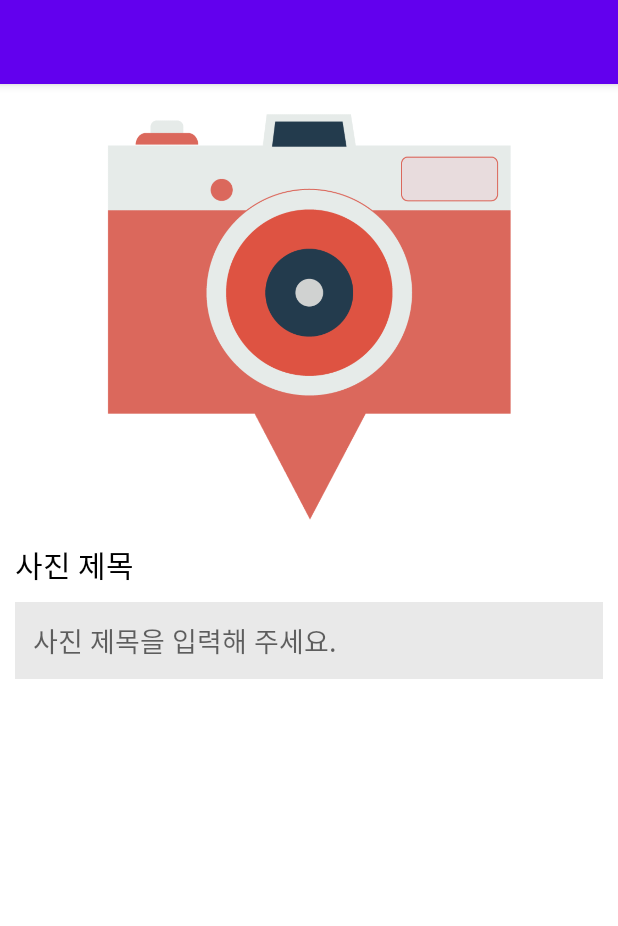
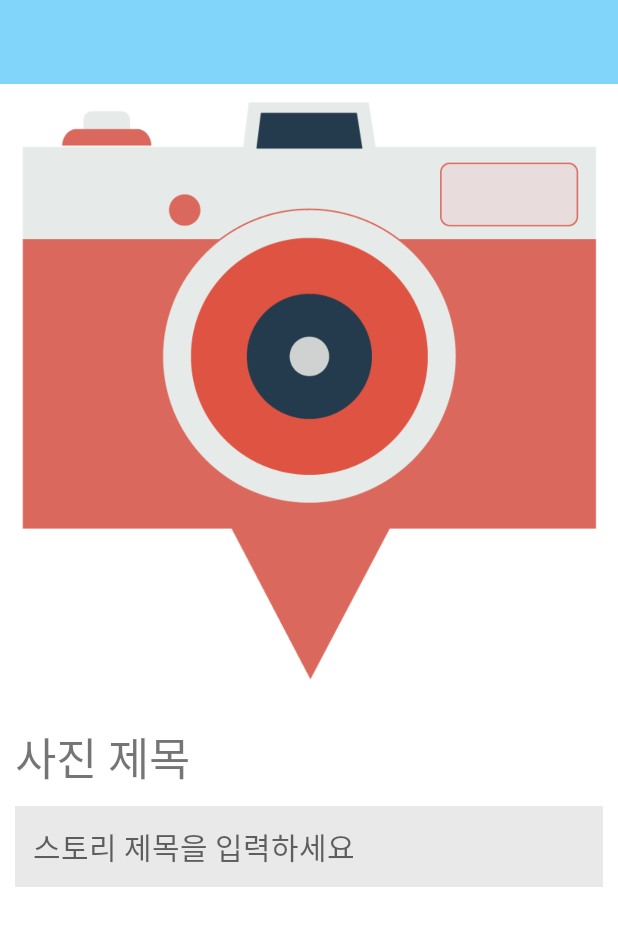
Before and after one commit to jihee-dev/HanselPhoto, an Android app: the layout activity_edit_image.xml on its own in the app's theme, with its tools: preview values and no code run, on a phone screen of 412 x 824 dp. Shown: the top 926 px of the screen. Run offline under Robolectric (Android 15) with nearby library versions, the phone set to English and light mode, and no system bars.

Commit message:
Fix: Update All Activity UI

```diff
--- a/app/src/main/java/com/android/study/hanselandphotograph/ui/MainActivity.kt
+++ b/app/src/main/java/com/android/study/hanselandphotograph/ui/MainActivity.kt
@@ -19,10 +19,7 @@ import com.android.study.hanselandphotograph.DBHelper.MyDBHelper
 import com.android.study.hanselandphotograph.R
 import com.android.study.hanselandphotograph.adapter.StoryAdapter
 import com.android.study.hanselandphotograph.databinding.ActivityMainBinding
-import com.android.study.hanselandphotograph.model.Location
-import com.android.study.hanselandphotograph.model.Picture
 import com.android.study.hanselandphotograph.model.Story
-import java.time.LocalDate
 import java.util.*
 
 class MainActivity : AppCompatActivity() {
@@ -61,7 +58,7 @@ class MainActivity : AppCompatActivity() {
     private fun initToolbar() {
         setSupportActionBar(binding.toolbar)
         supportActionBar?.setDisplayShowTitleEnabled(false)
-        binding.toolbar.title = "내 스토리"
+        binding.toolbar.title = "헨젤과 포토그래프"
 
         /*supportActionBar?.setDisplayHomeAsUpEnabled(true)
         supportActionBar?.setHomeAsUpIndicator(R.drawable.ic_baseline_arrow_back_ios_new_24)*/
--- a/app/src/main/java/com/android/study/hanselandphotograph/ui/RecordingStoryActivity.kt
+++ b/app/src/main/java/com/android/study/hanselandphotograph/ui/RecordingStoryActivity.kt
@@ -282,7 +282,6 @@ class RecordingStoryActivity : AppCompatActivity() {
                 newIntent.putExtra("picture_list", pictureList)
                 newIntent.putExtra("title", story_title)
 
-                Toast.makeText(this@RecordingStoryActivity, story_title, Toast.LENGTH_SHORT).show()
                 Log.i("Recording Intent Title: ", story_title)
                 startActivity(newIntent)
             }
--- a/app/src/main/java/com/android/study/hanselandphotograph/ui/ShowStoryActivity.kt
+++ b/app/src/main/java/com/android/study/hanselandphotograph/ui/ShowStoryActivity.kt
@@ -92,7 +92,6 @@ class ShowStoryActivity : AppCompatActivity(), OnMapReadyCallback,
             }
             map.addPolyline(polyLineOptions)
 
-            Log.i("ShowStoryActivity Image Marker: ", picture[0].toString())
             for (xy in picture) {
                 val markerOptions = MarkerOptions()
                 markerOptions.position(LatLng(xy.lat, xy.long))
@@ -108,7 +107,6 @@ class ShowStoryActivity : AppCompatActivity(), OnMapReadyCallback,
                     )
                 )
                 map.addMarker(markerOptions)
-                Log.i("ShowStoryActivity Image Marker: (for) ", xy.toString())
             }
 
             map.setOnMarkerClickListener {
--- a/app/src/main/res/layout/activity_edit_image.xml
+++ b/app/src/main/res/layout/activity_edit_image.xml
@@ -12,41 +12,33 @@
         android:layout_width="match_parent"
         android:layout_height="?attr/actionBarSize"
         android:background="?attr/colorPrimary"
-        android:elevation="4dp"
         android:theme="@style/ThemeOverlay.AppCompat.ActionBar"
         app:popupTheme="@style/ThemeOverlay.AppCompat.Light" />
-
-    <LinearLayout
-        android:layout_width="match_parent"
-        android:layout_height="0dp"
-        android:layout_weight="1"
-        android:orientation="vertical"
-        android:padding="10dp">
 
     <ImageView
         android:id="@+id/imageView"
         android:layout_width="match_parent"
-            android:layout_height="275dp"
-            android:layout_marginVertical="10dp"
+        android:layout_height="wrap_content"
         android:adjustViewBounds="true"
-            android:src="@drawable/camera_icon" />
+        android:src="@drawable/camera_icon"
+        android:padding="12dp"/>
 
     <TextView
         android:layout_width="match_parent"
         android:layout_height="wrap_content"
-            android:layout_marginBottom="10dp"
+        android:layout_margin="10dp"
         android:text="사진 제목"
-            android:textColor="@color/black"
-            android:textSize="20sp" />
+        android:textSize="30sp" />
 
     <EditText
         android:id="@+id/pic_title_edit"
         android:layout_width="match_parent"
         android:layout_height="wrap_content"
-            android:layout_marginBottom="10dp"
+        android:layout_marginHorizontal="10dp"
+        android:layout_marginBottom="12dp"
         android:background="@color/background_gray"
-            android:hint="사진 제목을 입력해 주세요."
-            android:padding="12dp" />
+        android:hint="스토리 제목을 입력하세요"
+        android:padding="12dp"
+        android:textSize="20sp" />
 
 </LinearLayout>
-</LinearLayout>
--- a/app/src/main/res/values/colors.xml
+++ b/app/src/main/res/values/colors.xml
@@ -8,4 +8,7 @@
     <color name="black">#FF000000</color>
     <color name="white">#FFFFFFFF</color>
     <color name="background_gray">#FFE9E9E9</color>
+    <color name="primary">#FF81d4fa</color>
+    <color name="primary_dark">#FF4ba3c7</color>
+    <color name="primary_light">#FFb6ffff</color>
 </resources>
--- a/app/src/main/res/values/themes.xml
+++ b/app/src/main/res/values/themes.xml
@@ -2,12 +2,12 @@
     <!-- Base application theme. -->
     <style name="Theme.HanselAndPhotograph" parent="Theme.MaterialComponents.DayNight.NoActionBar">
         <!-- Primary brand color. -->
-        <item name="colorPrimary">@color/purple_500</item>
-        <item name="colorPrimaryVariant">@color/purple_700</item>
+        <item name="colorPrimary">@color/primary</item>
+        <item name="colorPrimaryVariant">@color/primary_dark</item>
         <item name="colorOnPrimary">@color/white</item>
         <!-- Secondary brand color. -->
-        <item name="colorSecondary">@color/teal_200</item>
-        <item name="colorSecondaryVariant">@color/teal_700</item>
+        <item name="colorSecondary">@color/primary</item>
+        <item name="colorSecondaryVariant">@color/primary_dark</item>
         <item name="colorOnSecondary">@color/black</item>
         <!-- Status bar color. -->
         <item name="android:statusBarColor" tools:targetApi="l">?attr/colorPrimaryVariant</item>
```
Also changed, not shown: app/src/main/java/com/android/study/hanselandphotograph/ui/CommentStoryActivity.kt (+10 -0 lines), app/src/main/res/drawable/ic_baseline_photo_camera_24.xml (added, +13 -0 lines), app/src/main/res/drawable/stroke_round.xml (added, +9 -0 lines), app/src/main/res/layout/activity_add_story.xml (+6 -5 lines), app/src/main/res/layout/activity_comment_story.xml (+6 -1 lines), app/src/main/res/layout/activity_main.xml (+17 -11 lines), app/src/main/res/layout/activity_recording_story.xml (+6 -6 lines), app/src/main/res/layout/activity_show_image.xml (+5 -6 lines), app/src/main/res/layout/activity_show_story.xml (+22 -10 lines), app/src/main/res/layout/row_picture.xml (+12 -10 lines), app/src/main/res/layout/row_story.xml (+7 -3 lines). Lines whose indentation alone changed are shown as unchanged.
